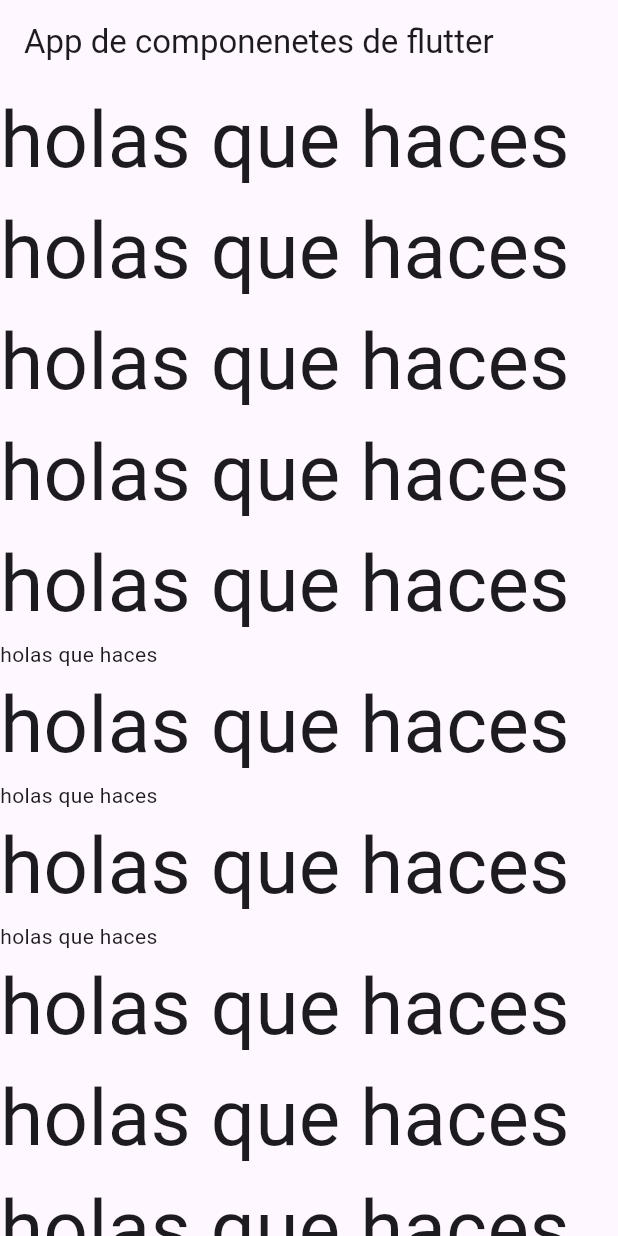
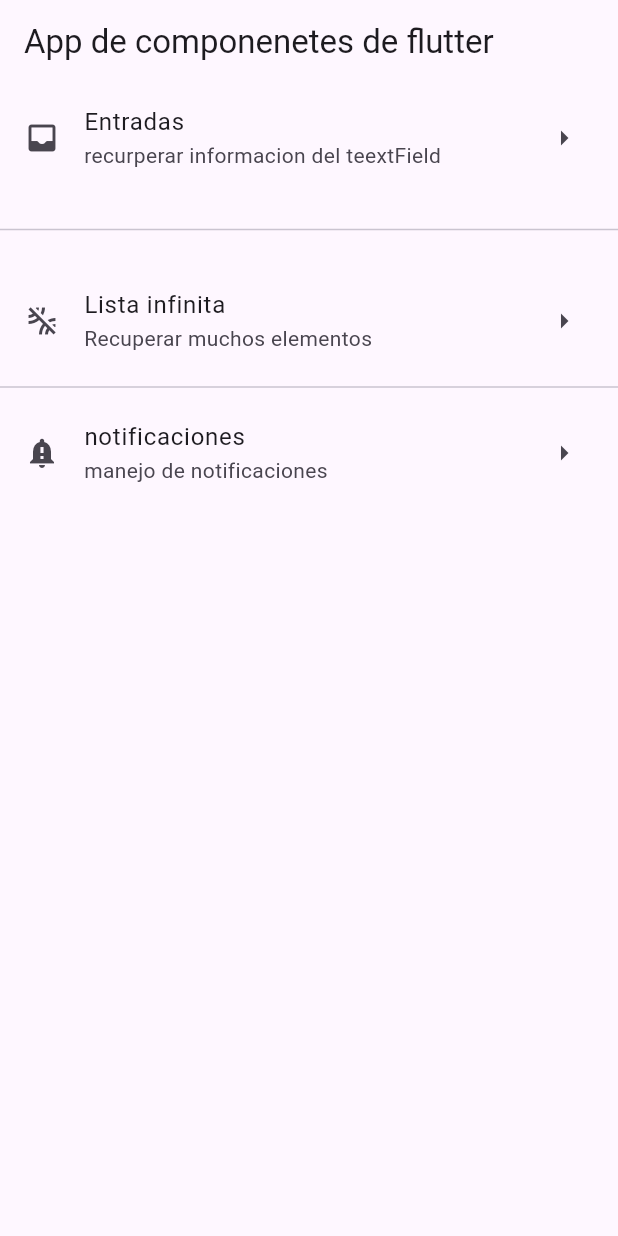
Before and after one commit to AlvaroAguirr/ComponentesFlutter5a, a Flutter app: the screen it shows after launch, on a phone screen of 412 x 824 dp. Run offline on Flutter 3.47's test engine with Material 3 defaults, Android fonts, the phone set to English and light mode, and no system bars.

Commit message:
05 inserting ListTile in the ListView

```diff
--- a/lib/home_screen.dart
+++ b/lib/home_screen.dart
@@ -13,34 +13,27 @@ class HomeScreen extends StatelessWidget {
       title: const Text("App de componenetes de flutter"),
       ),
         body: ListView(
-          children: const [
-            Text("holas que haces ",style: TextStyle(fontSize: 52),),
-            Text("holas que haces ",style: TextStyle(fontSize: 52),),
-            Text("holas que haces ",style: TextStyle(fontSize: 52),),
-            Text("holas que haces ",style: TextStyle(fontSize: 52),),
-            Text("holas que haces ",style: TextStyle(fontSize: 52),),
-            Text("holas que haces "),
-            Text("holas que haces ",style: TextStyle(fontSize: 52),),
-            Text("holas que haces "),
-            Text("holas que haces ",style: TextStyle(fontSize: 52),),
-            Text("holas que haces "),
-            Text("holas que haces ",style: TextStyle(fontSize: 52),),
-            Text("holas que haces ",style: TextStyle(fontSize: 52),),
-            Text("holas que haces ",style: TextStyle(fontSize: 52),),
-            Text("holas que haces ",style: TextStyle(fontSize: 52),),
-            Text("holas que haces ",style: TextStyle(fontSize: 52),),
-            Text("holas que haces "),
-            Text("holas que haces ",style: TextStyle(fontSize: 52),),
-            Text("holas que haces ",style: TextStyle(fontSize: 52),),
-            Text("holas que haces ",style: TextStyle(fontSize: 52),),
-            Text("holas que haces "),
-            Text("holas que haces "),
-            Text("holas que haces "),
-            Text("holas que haces "),
-            Text("holas que haces "),
-            Text("holas que haces "),
-            Text("holas que haces "),
-
+          children: const<Widget> [
+            ListTile(
+              title: Text("Entradas"),
+              subtitle: Text("recurperar informacion del teextField"),
+              leading: Icon(Icons.inbox_rounded),
+              trailing: Icon(Icons.arrow_right_outlined),
+            ),
+            Divider(height: 50,),
+            ListTile(
+              title: Text("Lista infinita"),
+              subtitle: Text("Recuperar muchos elementos"),
+              leading: Icon(Icons.leak_remove_outlined),
+              trailing: Icon(Icons.arrow_right_outlined),
+            ),
+            Divider(),
+            ListTile(
+              title: Text("notificaciones"),
+              subtitle: Text("manejo de notificaciones"),
+              trailing: Icon(Icons.arrow_right_outlined),
+              leading: Icon(Icons.notification_important),
+            )
           ],
         )
  );
```
